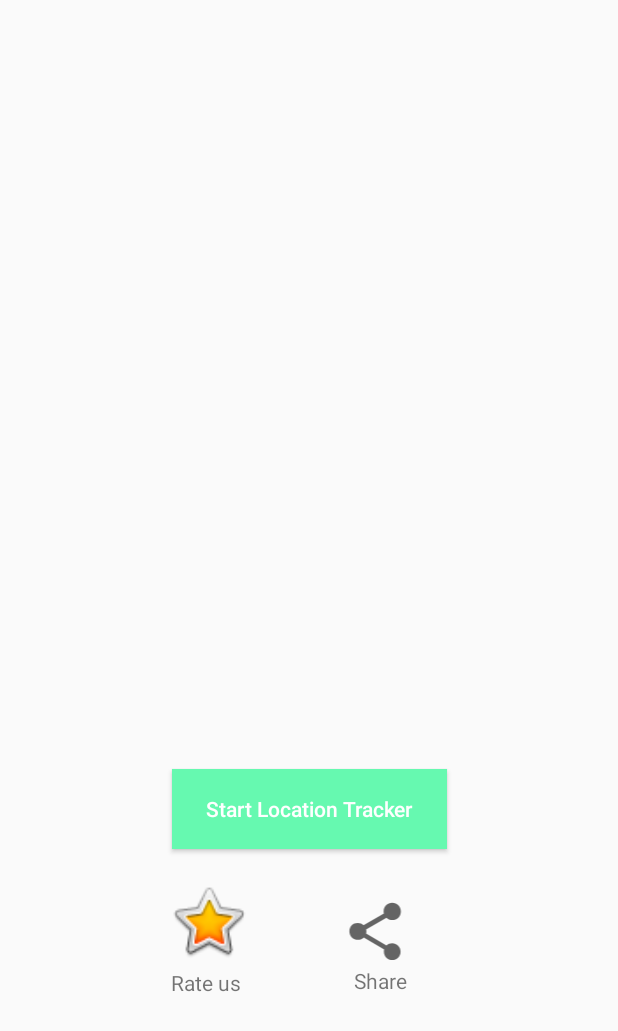
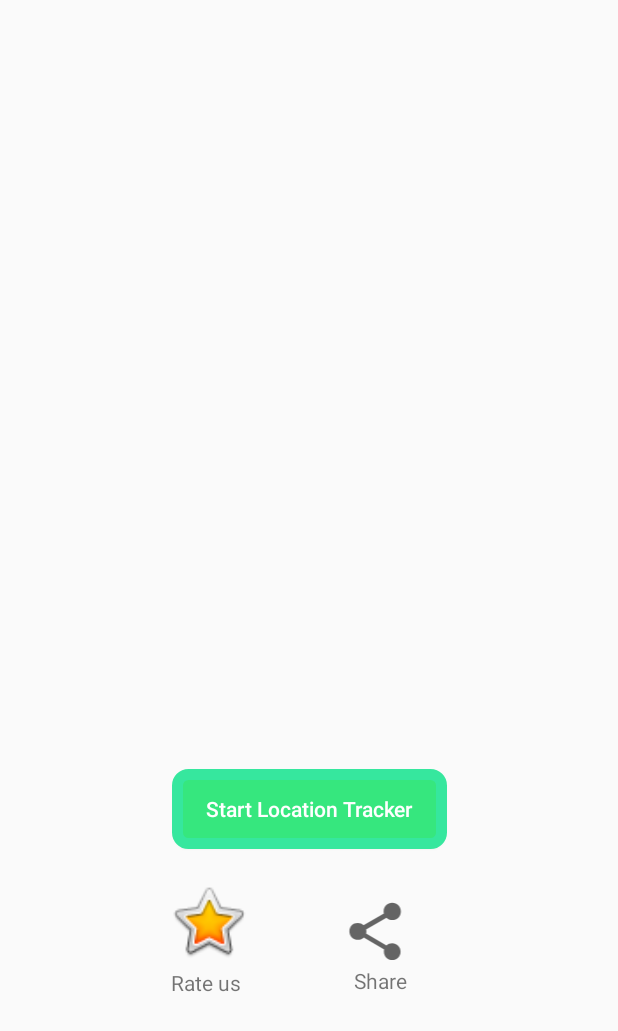
Before and after one commit to AnandBoreda/Location_tracker, an Android app: the screen it shows after launch (MainActivity), on a phone screen of 412 x 824 dp. Shown: the top 1031 px of the screen. Run offline under Robolectric (Android 15) with nearby library versions, the phone set to English and light mode, and no system bars.

Commit message:
updated: button is working and second screen is activating

```diff
--- a/app/src/main/AndroidManifest.xml
+++ b/app/src/main/AndroidManifest.xml
@@ -9,7 +9,7 @@
         android:roundIcon="@mipmap/ic_launcher_round"
         android:supportsRtl="true"
         android:theme="@style/AppTheme">
-        <activity android:name=".Location"></activity>
+        <activity android:name=".Activity_location"></activity>
         <activity android:name=".MainActivity">
             <intent-filter>
                 <action android:name="android.intent.action.MAIN" />
--- a/app/src/main/java/com/app/locationtracker/Location.java
+++ b/app/src/main/java/com/app/locationtracker/Activity_location.java
@@ -4,7 +4,7 @@ import androidx.appcompat.app.AppCompatActivity;
 
 import android.os.Bundle;
 
-public class Location extends AppCompatActivity {
+public class Activity_location extends AppCompatActivity {
 
     @Override
     protected void onCreate(Bundle savedInstanceState) {
--- a/app/src/main/java/com/app/locationtracker/MainActivity.java
+++ b/app/src/main/java/com/app/locationtracker/MainActivity.java
@@ -2,13 +2,31 @@ package com.app.locationtracker;
 
 import androidx.appcompat.app.AppCompatActivity;
 
+import android.content.Intent;
 import android.os.Bundle;
+import android.view.View;
+import android.widget.Button;
 
 public class MainActivity extends AppCompatActivity {
+    private Button button;
 
     @Override
     protected void onCreate(Bundle savedInstanceState) {
         super.onCreate(savedInstanceState);
         setContentView(R.layout.activity_main);
+
+        button = findViewById(R.id.start_button);
+        button.setOnClickListener(new View.OnClickListener() {
+            @Override
+            public void onClick(View view) {
+                openActivity_location();
+
+            }
+        });
+    }
+
+    public  void openActivity_location(){
+        Intent intent = new Intent(this, Activity_location.class);
+        startActivity(intent);
     }
 }
--- a/app/src/main/res/drawable/start_location_tracker.xml
+++ b/app/src/main/res/drawable/start_location_tracker.xml
@@ -1,7 +1,14 @@
 <?xml version="1.0" encoding="utf-8"?>
 <shape xmlns:android="http://schemas.android.com/apk/res/android" android:shape="rectangle">
 
-    <solid android:color="#66F9B0"
+    <gradient android:startColor="#66F9B0"></gradient>
+    <corners android:bottomLeftRadius="7dp"
+        android:bottomRightRadius="7dp"
+        android:topLeftRadius="7dp"
+        android:topRightRadius="7dp"></corners>
+        <stroke android:width="7dp"
+            android:color="#36E79E"></stroke>
+    <solid android:color="#36E77E"
         ></solid>
 
 </shape>
--- a/app/src/main/res/layout/activity_location.xml
+++ b/app/src/main/res/layout/activity_location.xml
@@ -2,8 +2,9 @@
 <androidx.constraintlayout.widget.ConstraintLayout xmlns:android="http://schemas.android.com/apk/res/android"
     xmlns:app="http://schemas.android.com/apk/res-auto"
     xmlns:tools="http://schemas.android.com/tools"
+    android:id="@+id/Activity_location"
     android:layout_width="match_parent"
     android:layout_height="match_parent"
-    tools:context=".Location">
+    tools:context=".Activity_location">
 
 </androidx.constraintlayout.widget.ConstraintLayout>
--- a/app/src/main/res/layout/activity_main.xml
+++ b/app/src/main/res/layout/activity_main.xml
@@ -8,7 +8,7 @@
     tools:context=".MainActivity">
 
     <Button
-        android:id="@+id/button"
+        android:id="@+id/start_button"
         android:layout_width="183dp"
         android:layout_height="53dp"
         android:layout_marginStart="8dp"
@@ -43,7 +43,7 @@
         app:layout_constraintEnd_toEndOf="parent"
         app:layout_constraintHorizontal_bias="0.298"
         app:layout_constraintStart_toStartOf="parent"
-        app:layout_constraintTop_toBottomOf="@+id/button"
+        app:layout_constraintTop_toBottomOf="@+id/start_button"
         app:layout_constraintVertical_bias="0.064"
         app:srcCompat="@android:drawable/btn_star_big_on" />
 
@@ -78,7 +78,7 @@
         app:layout_constraintEnd_toEndOf="parent"
         app:layout_constraintHorizontal_bias="0.255"
         app:layout_constraintStart_toEndOf="@+id/rate_us"
-        app:layout_constraintTop_toBottomOf="@+id/button"
+        app:layout_constraintTop_toBottomOf="@+id/start_button"
         app:layout_constraintVertical_bias="0.121"
         app:srcCompat="?attr/actionModeShareDrawable" />
 
```
